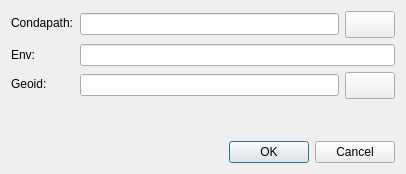
TIDOP-USAL/MetashapeLightweight, file InstallRequirement.ui: the form before one commit.
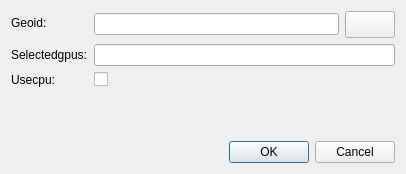
The form after the commit.

Diff of the .ui file:
```diff
--- a/InstallRequirement.ui
+++ b/InstallRequirement.ui
@@ -17,16 +17,16 @@
    <item>
       <layout class="QFormLayout" name="formLayout">
         <item row="0" column="0">
-     <widget class="QLabel" name="label_CondaPath">
+     <widget class="QLabel" name="label_Geoid">
           <property name="text">
-          <string>Condapath:</string>
+          <string>Geoid:</string>
           </property>
      </widget>
      </item>
 <item row="0" column="1">
      <layout class="QHBoxLayout" name="horizontalLayout">
     <item>
-     <widget class="QLineEdit" name="CondaPath">
+     <widget class="QLineEdit" name="Geoid">
           <property name="field_name" stdset="0">
                <string>CondaPath</string>
           </property>
@@ -53,7 +53,7 @@
      </widget>
      </item>
 <item>
-    <widget class="QPushButton" name="fileWidgetButton_CondaPath">
+    <widget class="QPushButton" name="fileWidgetButton_Geoid">
     <property name="sizePolicy">
     <sizepolicy hsizetype="Preferred" vsizetype="Fixed">
     <horstretch>0</horstretch>
@@ -82,7 +82,7 @@
   <item row="1" column="0">
      <widget class="QLabel" name="label_Env">
           <property name="text">
-          <string>Env:</string>
+          <string>Selectedgpus:</string>
           </property>
      </widget>
      </item>
@@ -112,16 +112,15 @@
      
 </item>
   <item row="2" column="0">
-     <widget class="QLabel" name="label_Geoid">
+     <widget class="QLabel" name="label_UseCPU">
           <property name="text">
-          <string>Geoid:</string>
+          <string>Usecpu:</string>
           </property>
      </widget>
      </item>
 <item row="2" column="1">
-     <layout class="QHBoxLayout" name="horizontalLayout">
-    <item>
-     <widget class="QLineEdit" name="Geoid">
+     
+     <widget class="QCheckBox" name="UseCPU">
           <property name="field_name" stdset="0">
                <string>Geoid</string>
           </property>
@@ -141,38 +140,12 @@
                     </property>
                    
           
-        <property name="text">
-            <string></string>
+        <property name="checked">
+            <bool>false</bool>
         </property>
         
      </widget>
-     </item>
-<item>
-    <widget class="QPushButton" name="fileWidgetButton_Geoid">
-    <property name="sizePolicy">
-    <sizepolicy hsizetype="Preferred" vsizetype="Fixed">
-    <horstretch>0</horstretch>
-    <verstretch>0</verstretch>
-    </sizepolicy>
-    </property>
-    <property name="maximumSize">
-    <size>
-    <width>50</width>
-    <height>16777215</height>
-    </size>
-    </property>
-    <property name="font">
-    <font>
-    <pointsize>12</pointsize>
-    <bold>true</bold>
-    </font>
-    </property>
-    <property name="for_file_widget" stdset="0">
-        <string>Geoid</string>
-    </property>  
-    </widget>
-</item>
-</layout>
+     
 </item>
   
       </layout>
```
Left out of the diff: 26 changed lines with no effect on the pictures.
